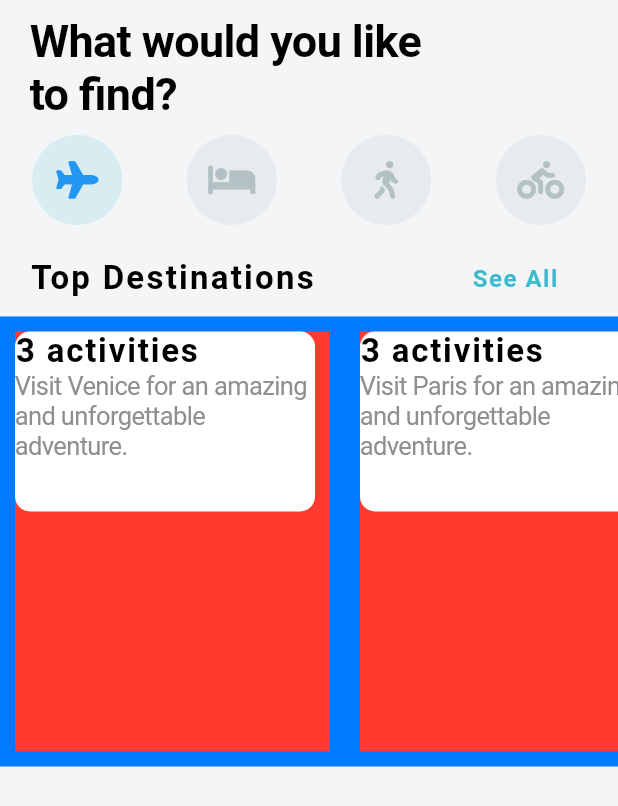
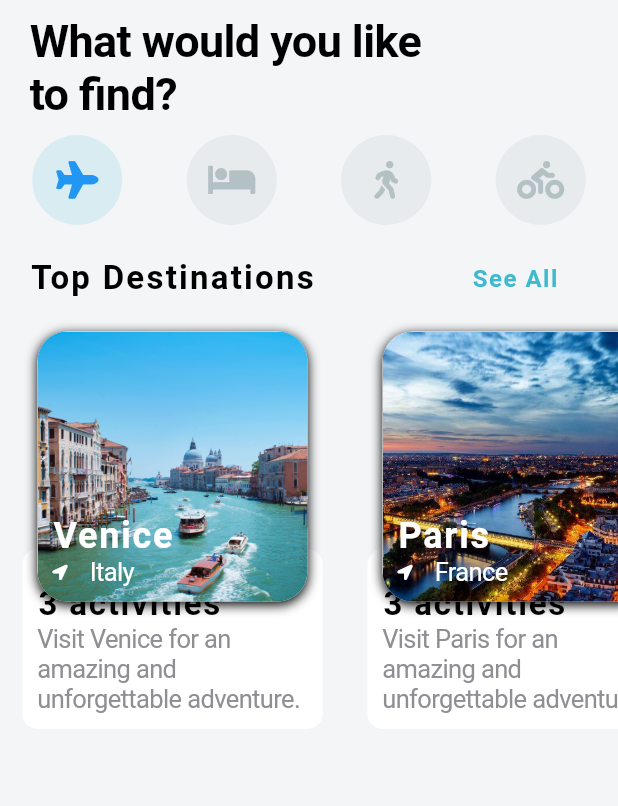
Before and after one commit to Kshitij-25/Travel-App, a Flutter app: the screen it shows after launch, on a phone screen of 412 x 824 dp. Shown: the top 806 px of the screen. Run offline on Flutter 3.47's test engine with Material 2 defaults, Android fonts, the phone set to English and light mode, and no system bars; our stand-ins replace font_awesome_flutter.

Commit message:
top destinations

```diff
--- a/lib/widgets/destination_carousel.dart
+++ b/lib/widgets/destination_carousel.dart
@@ -1,5 +1,6 @@
 import 'package:flutter/cupertino.dart';
 import 'package:flutter/material.dart';
+import 'package:font_awesome_flutter/font_awesome_flutter.dart';
 import 'package:travel_app/models/destination_model.dart';
 
 class DestinationCarousel extends StatelessWidget {
@@ -36,7 +37,6 @@ class DestinationCarousel extends StatelessWidget {
         ),
         Container(
           height: 300,
-          color: CupertinoColors.activeBlue,
           child: ListView.builder(
             scrollDirection: Axis.horizontal,
             itemCount: destinations.length,
@@ -45,17 +45,22 @@ class DestinationCarousel extends StatelessWidget {
               return Container(
                 margin: EdgeInsets.all(10),
                 width: 210,
-                color: CupertinoColors.destructiveRed,
                 child: Stack(
+                  alignment: Alignment.topCenter,
                   children: <Widget>[
-                    Container(
+                    Positioned(
+                      bottom: 15,
+                      child: Container(
                         height: 120,
                         width: 200,
                         decoration: BoxDecoration(
                           color: CupertinoColors.white,
                           borderRadius: BorderRadius.circular(10),
                         ),
+                        child: Padding(
+                          padding: const EdgeInsets.all(10.0),
                           child: Column(
+                            mainAxisAlignment: MainAxisAlignment.end,
                             crossAxisAlignment: CrossAxisAlignment.start,
                             children: <Widget>[
                               Text(
@@ -75,6 +80,69 @@ class DestinationCarousel extends StatelessWidget {
                             ],
                           ),
                         ),
+                      ),
+                    ),
+                    Container(
+                      decoration: BoxDecoration(
+                        color: CupertinoColors.white,
+                        borderRadius: BorderRadius.circular(20),
+                        boxShadow: [
+                          BoxShadow(
+                            color: CupertinoColors.black,
+                            offset: Offset(0, 2),
+                            blurRadius: 6,
+                          ),
+                        ],
+                      ),
+                      child: Stack(
+                        children: <Widget>[
+                          ClipRRect(
+                            borderRadius: BorderRadius.circular(20),
+                            child: Image(
+                              height: 180,
+                              width: 180,
+                              image: AssetImage(destination.imageUrl),
+                              fit: BoxFit.cover,
+                            ),
+                          ),
+                          Positioned(
+                            left: 10,
+                            bottom: 10,
+                            child: Column(
+                              crossAxisAlignment: CrossAxisAlignment.start,
+                              children: <Widget>[
+                                Text(
+                                  '${destination.city}',
+                                  style: TextStyle(
+                                      color: CupertinoColors.white,
+                                      fontSize: 24,
+                                      fontWeight: FontWeight.w600,
+                                      letterSpacing: 1.2),
+                                ),
+                                Row(
+                                  children: <Widget>[
+                                    Icon(
+                                      FontAwesomeIcons.locationArrow,
+                                      size: 10,
+                                      color: CupertinoColors.white,
+                                    ),
+                                    SizedBox(
+                                      width: 15,
+                                    ),
+                                    Text(
+                                      '${destination.country}',
+                                      style: TextStyle(
+                                        color: CupertinoColors.white,
+                                      ),
+                                    ),
+                                  ],
+                                ),
+                              ],
+                            ),
+                          )
+                        ],
+                      ),
+                    )
                   ],
                 ),
               );
```
Lines whose indentation alone changed are shown as unchanged.
